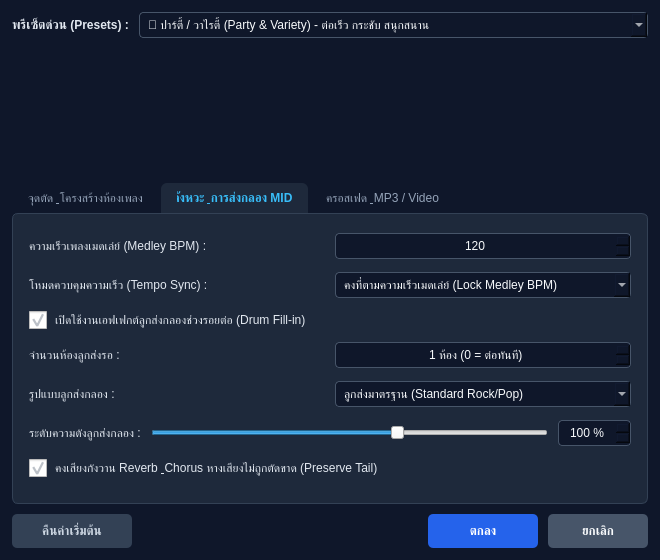
Old version of the form Dialogs/MedleyDialog.ui in the repository patuenghugkaew-creator/PTHKkaraoke.
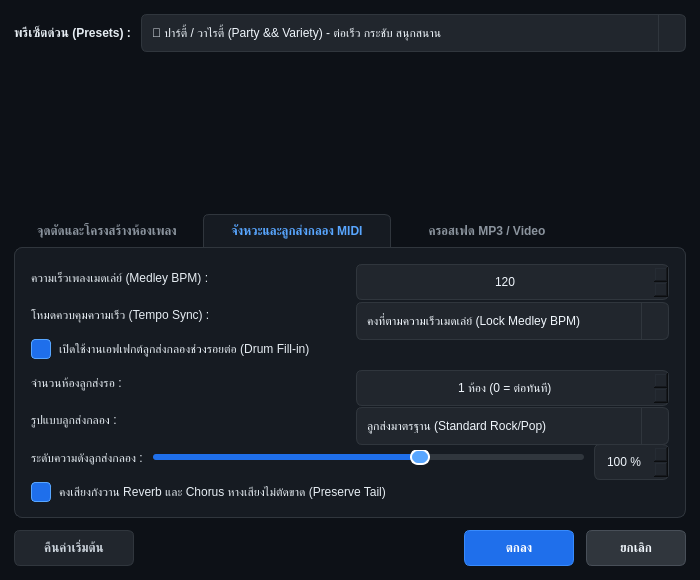
New version of the form. The open tabs and pages were chosen to show the change. Custom widgets are drawn as their Qt base class.

Commit message: fix(ui): Polish Medley Studio dialog, fix dropdown theme and text overlap, enhance SIB song locator

What changed in the file:
```diff
--- a/Dialogs/MedleyDialog.ui
+++ b/Dialogs/MedleyDialog.ui
@@ -6,51 +6,193 @@
    <rect>
     <x>0</x>
     <y>0</y>
-    <width>660</width>
-    <height>560</height>
+    <width>700</width>
+    <height>580</height>
    </rect>
   </property>
+  <property name="minimumSize">
+   <size>
+    <width>680</width>
+    <height>560</height>
+   </size>
+  </property>
   <property name="windowTitle">
    <string>ตั้งค่าระบบเมดเล่ย์ (Medley Studio)</string>
   </property>
   <property name="styleSheet">
-   <string notr="true">QDialog { background-color: #0f172a; color: #f8fafc; font-size: 11pt; }
-QLabel { color: #e2e8f0; }
-QGroupBox { font-weight: bold; border: 1px solid #334155; border-radius: 6px; margin-top: 10px; padding-top: 10px; color: #38bdf8; }
-QGroupBox::title { subcontrol-origin: margin; subcontrol-position: top left; left: 10px; padding: 0 4px; }
-QTabWidget::pane { border: 1px solid #334155; border-radius: 6px; background-color: #1e293b; }
-QTabBar::tab { background-color: #0f172a; color: #94a3b8; padding: 8px 16px; border-top-left-radius: 6px; border-top-right-radius: 6px; margin-right: 2px; }
-QTabBar::tab:selected { background-color: #1e293b; color: #38bdf8; font-weight: bold; }
-QSpinBox, QDoubleSpinBox, QComboBox { background-color: #0f172a; border: 1px solid #475569; border-radius: 4px; padding: 4px 8px; color: #f8fafc; }
-QSpinBox:focus, QDoubleSpinBox:focus, QComboBox:focus { border: 1px solid #38bdf8; }
-QCheckBox { color: #e2e8f0; spacing: 8px; }
-QCheckBox::indicator { width: 18px; height: 18px; }
-QPushButton { background-color: #2563eb; color: #ffffff; border-radius: 5px; padding: 6px 16px; font-weight: bold; }
-QPushButton:hover { background-color: #1d4ed8; }
-QPushButton#btnReset { background-color: #334155; color: #cbd5e1; }
-QPushButton#btnReset:hover { background-color: #475569; }
-QPushButton#btnCancel { background-color: #475569; color: #f8fafc; }
-QPushButton#btnCancel:hover { background-color: #64748b; }
+   <string notr="true">QDialog {
+    background-color: #0d1117;
+    color: #e6edf3;
+    font-size: 11pt;
+}
+QLabel {
+    color: #e6edf3;
+}
+QTabWidget::pane {
+    border: 1px solid #30363d;
+    border-radius: 8px;
+    background-color: #161b22;
+}
+QTabBar::tab {
+    background-color: #0d1117;
+    color: #8b949e;
+    padding: 9px 18px;
+    font-weight: bold;
+    border-top-left-radius: 6px;
+    border-top-right-radius: 6px;
+    margin-right: 3px;
+    min-width: 150px;
+}
+QTabBar::tab:selected {
+    background-color: #161b22;
+    color: #58a6ff;
+    border: 1px solid #30363d;
+    border-bottom: none;
+}
+QTabBar::tab:hover:!selected {
+    background-color: #21262d;
+    color: #c9d1d9;
+}
+QComboBox {
+    background-color: #21262d;
+    color: #f0f6fc;
+    border: 1px solid #30363d;
+    border-radius: 6px;
+    padding: 5px 10px;
+    min-height: 26px;
+}
+QComboBox:focus, QComboBox:hover {
+    border: 1px solid #58a6ff;
+}
+QComboBox::drop-down {
+    subcontrol-origin: padding;
+    subcontrol-position: center right;
+    width: 26px;
+    border-left: 1px solid #30363d;
+}
+QComboBox QAbstractItemView {
+    background-color: #161b22;
+    color: #f0f6fc;
+    selection-background-color: #1f6feb;
+    selection-color: #ffffff;
+    border: 1px solid #30363d;
+    border-radius: 6px;
+    padding: 4px;
+    outline: none;
+}
+QComboBox QAbstractItemView::item {
+    min-height: 28px;
+    padding: 4px 8px;
+    border-radius: 4px;
+}
+QComboBox QAbstractItemView::item:hover {
+    background-color: #21262d;
+    color: #58a6ff;
+}
+QComboBox QAbstractItemView::item:selected {
+    background-color: #1f6feb;
+    color: #ffffff;
+}
+QSpinBox, QDoubleSpinBox {
+    background-color: #21262d;
+    color: #f0f6fc;
+    border: 1px solid #30363d;
+    border-radius: 6px;
+    padding: 4px 8px;
+    min-height: 26px;
+}
+QSpinBox:focus, QDoubleSpinBox:focus {
+    border: 1px solid #58a6ff;
+}
+QSlider::groove:horizontal {
+    height: 6px;
+    background: #30363d;
+    border-radius: 3px;
+}
+QSlider::sub-page:horizontal {
+    background: #1f6feb;
+    border-radius: 3px;
+}
+QSlider::handle:horizontal {
+    background: #58a6ff;
+    border: 2px solid #ffffff;
+    width: 16px;
+    margin-top: -5px;
+    margin-bottom: -5px;
+    border-radius: 8px;
+}
+QSlider::handle:horizontal:hover {
+    background: #79c0ff;
+}
+QCheckBox {
+    color: #e6edf3;
+    spacing: 8px;
+}
+QCheckBox::indicator {
+    width: 18px;
+    height: 18px;
+    border: 1px solid #484f58;
+    border-radius: 4px;
+    background-color: #21262d;
+}
+QCheckBox::indicator:hover {
+    border: 1px solid #58a6ff;
+}
+QCheckBox::indicator:checked {
+    background-color: #1f6feb;
+    border: 1px solid #58a6ff;
+}
+QPushButton {
+    background-color: #1f6feb;
+    color: #ffffff;
+    border-radius: 6px;
+    padding: 7px 18px;
+    font-weight: bold;
+    border: 1px solid #388bfd;
+}
+QPushButton:hover {
+    background-color: #388bfd;
+}
+QPushButton#btnReset {
+    background-color: #21262d;
+    color: #c9d1d9;
+    border: 1px solid #30363d;
+}
+QPushButton#btnReset:hover {
+    background-color: #30363d;
+    color: #f0f6fc;
+}
+QPushButton#btnCancel {
+    background-color: #30363d;
+    color: #f0f6fc;
+    border: 1px solid #484f58;
+}
+QPushButton#btnCancel:hover {
+    background-color: #484f58;
+}
 </string>
   </property>
   <layout class="QVBoxLayout" name="mainLayout">
    <property name="spacing">
-    <number>10</number>
+    <number>12</number>
    </property>
    <property name="leftMargin">
-    <number>12</number>
+    <number>14</number>
    </property>
    <property name="topMargin">
-    <number>12</number>
+    <number>14</number>
    </property>
    <property name="rightMargin">
-    <number>12</number>
+    <number>14</number>
    </property>
    <property name="bottomMargin">
-    <number>12</number>
+    <number>14</number>
    </property>
    <item>
     <layout class="QHBoxLayout" name="headerLayout">
+     <property name="spacing">
+      <number>10</number>
+     </property>
      <item>
       <widget class="QLabel" name="labelPreset">
        <property name="font">
@@ -73,7 +215,7 @@
        </property>
        <item>
         <property name="text">
-         <string>🎉 ปาร์ตี้ / วาไรตี้ (Party &amp; Variety) - ต่อเร็ว กระชับ สนุกสนาน</string>
+         <string>🎉 ปาร์ตี้ / วาไรตี้ (Party &amp;&amp; Variety) - ต่อเร็ว กระชับ สนุกสนาน</string>
         </property>
        </item>
        <item>
@@ -100,7 +242,7 @@
      <property name="minimumSize">
       <size>
        <width>0</width>
-       <height>125</height>
+       <height>138</height>
       </size>
      </property>
     </widget>
@@ -112,7 +254,7 @@
      </property>
      <widget class="QWidget" name="tabCues">
       <attribute name="title">
-       <string>จุดตัด &amp; โครงสร้างห้องเพลง</string>
+       <string>จุดตัดและโครงสร้างห้องเพลง</string>
       </attribute>
       <layout class="QVBoxLayout" name="layoutTab1">
        <property name="spacing">
@@ -237,11 +379,11 @@
      </widget>
      <widget class="QWidget" name="tabMidi">
       <attribute name="title">
-       <string>จังหวะ &amp; การส่งกลอง MIDI</string>
+       <string>จังหวะและลูกส่งกลอง MIDI</string>
       </attribute>
       <layout class="QVBoxLayout" name="layoutTab2">
        <property name="spacing">
-        <number>10</number>
+        <number>11</number>
        </property>
        <property name="leftMargin">
         <number>16</number>
@@ -394,6 +536,9 @@
        </item>
        <item>
         <layout class="QHBoxLayout" name="rowFillVol">
+         <property name="spacing">
+          <number>10</number>
+         </property>
          <item>
           <widget class="QLabel" name="labelFillVol">
            <property name="text">
@@ -403,6 +548,12 @@
          </item>
          <item>
           <widget class="QSlider" name="sliderFillVol">
+           <property name="minimumSize">
+            <size>
+             <width>160</width>
+             <height>0</height>
+            </size>
+           </property>
            <property name="minimum">
             <number>50</number>
            </property>
@@ -419,6 +570,12 @@
          </item>
          <item>
           <widget class="QSpinBox" name="spinFillVol">
+           <property name="minimumSize">
+            <size>
+             <width>75</width>
+             <height>0</height>
+            </size>
+           </property>
            <property name="alignment">
             <set>Qt::AlignCenter</set>
            </property>
@@ -441,7 +598,7 @@
        <item>
         <widget class="QCheckBox" name="chkPreserveEffects">
          <property name="text">
-          <string>คงเสียงกังวาน Reverb &amp; Chorus หางเสียงไม่ถูกตัดขาด (Preserve Tail)</string>
+          <string>คงเสียงกังวาน Reverb และ Chorus หางเสียงไม่ตัดขาด (Preserve Tail)</string>
          </property>
          <property name="checked">
           <bool>true</bool>
@@ -452,7 +609,7 @@
      </widget>
      <widget class="QWidget" name="tabAudio">
       <attribute name="title">
-       <string>ครอสเฟด &amp; MP3 / Video</string>
+       <string>ครอสเฟด MP3 / Video</string>
       </attribute>
       <layout class="QVBoxLayout" name="layoutTab3">
        <property name="spacing">
@@ -602,7 +759,7 @@
        <property name="minimumSize">
         <size>
          <width>120</width>
-         <height>34</height>
+         <height>36</height>
         </size>
        </property>
        <property name="text">
@@ -628,7 +785,7 @@
        <property name="minimumSize">
         <size>
          <width>110</width>
-         <height>34</height>
+         <height>36</height>
         </size>
        </property>
        <property name="text">
@@ -644,7 +801,7 @@
        <property name="minimumSize">
         <size>
          <width>100</width>
-         <height>34</height>
+         <height>36</height>
         </size>
        </property>
        <property name="text">
```
Left out of the diff: 2 changed lines with no effect on the pictures. The commit also changes 5 other files.
